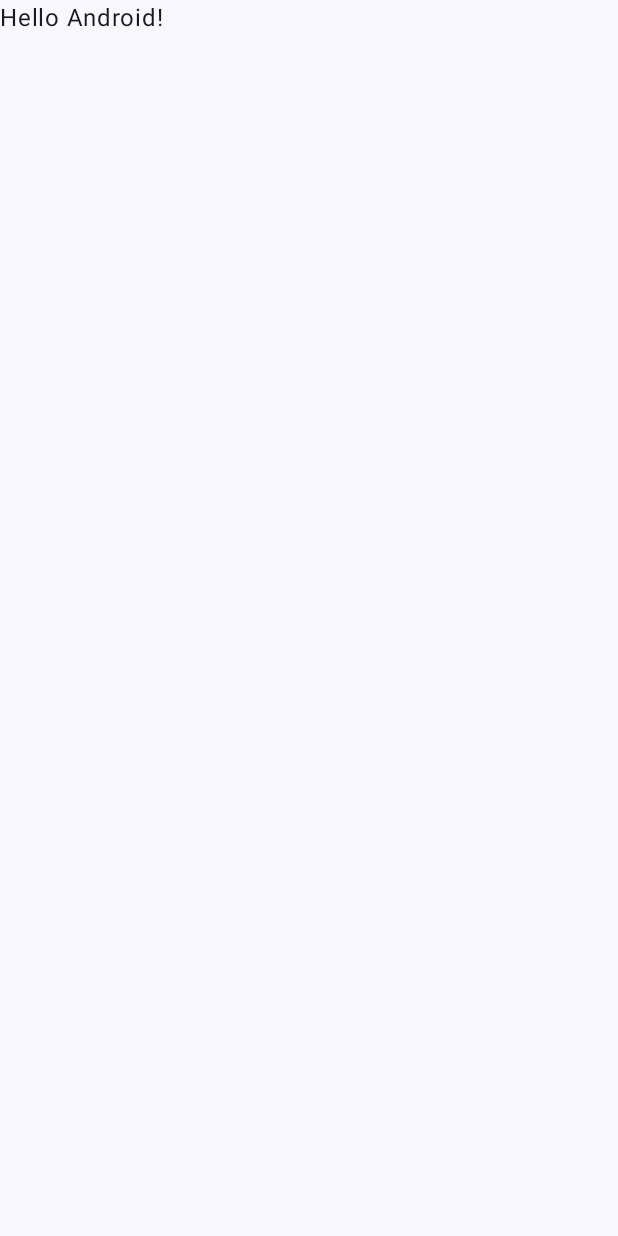
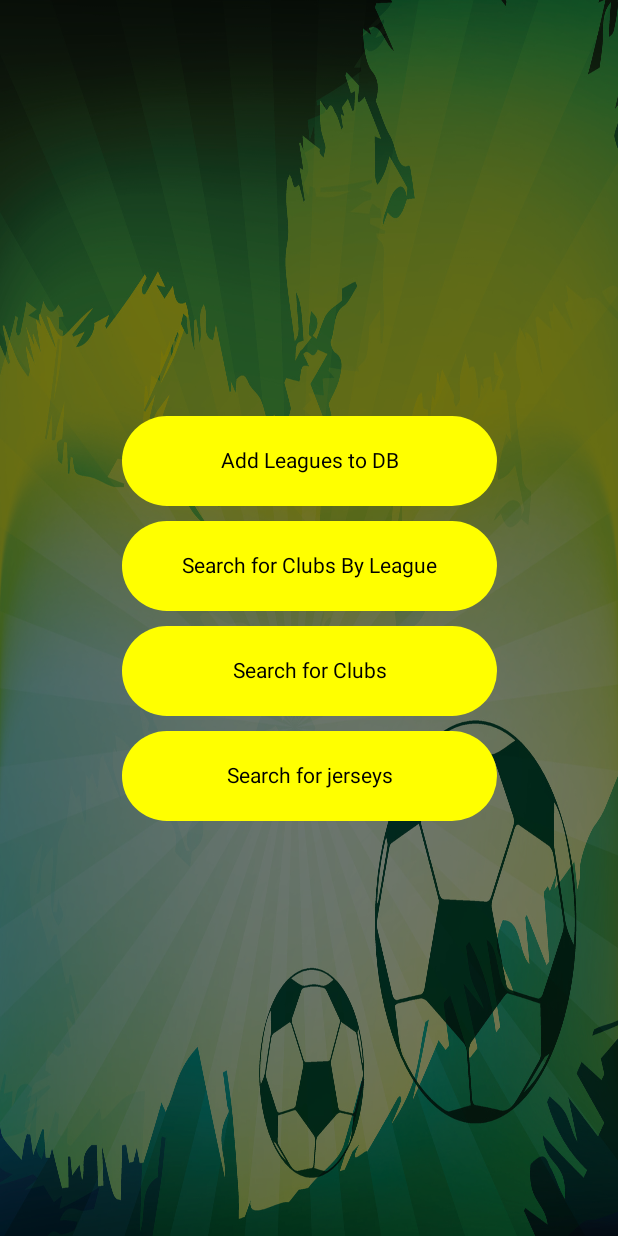
Before and after one commit to pendragon-us/Scoccer_App, an Android app built with Jetpack Compose: the screen it shows after launch (MainActivity), on a phone screen of 412 x 824 dp. Before the commit the screen is almost empty. Run offline under Robolectric (Android 15) with nearby library versions, the light colour scheme and no system bars; our stand-ins replace Room's generated code.

Commit message:
Implemented 1 and 2 (Fullstack)

```diff
--- a/app/build.gradle.kts
+++ b/app/build.gradle.kts
@@ -41,7 +41,7 @@ android {
         compose = true
     }
     composeOptions {
-        kotlinCompilerExtensionVersion = "1.5.1"
+        kotlinCompilerExtensionVersion = "1.5.10"
     }
     packaging {
         resources {
--- /dev/null
+++ b/app/src/main/java/com/example/scoccerapplication/DataBase/AppDataBase.kt
@@ -0,0 +1,14 @@
+package com.example.scoccerapplication.DataBase
+
+import androidx.room.Database
+import androidx.room.RoomDatabase
+import com.example.scoccerapplication.button1_AddLeaguesToDB.League
+import com.example.scoccerapplication.button1_AddLeaguesToDB.LeagueDao
+import com.example.scoccerapplication.button2_SearchForClubsByLeague.Club
+import com.example.scoccerapplication.button2_SearchForClubsByLeague.ClubDao
+
+@Database(entities = [League::class, Club::class], version = 2, exportSchema = false)
+abstract class AppDataBase : RoomDatabase() {
+    abstract fun leagueDao(): LeagueDao
+    abstract fun clubDao(): ClubDao
+}
--- a/app/src/main/java/com/example/scoccerapplication/MainActivity.kt
+++ b/app/src/main/java/com/example/scoccerapplication/MainActivity.kt
@@ -1,47 +1,166 @@
 package com.example.scoccerapplication
 
+import android.content.Intent
 import android.os.Bundle
+import android.util.Log
 import androidx.activity.ComponentActivity
 import androidx.activity.compose.setContent
 import androidx.activity.enableEdgeToEdge
+import androidx.compose.foundation.Image
+import androidx.compose.foundation.background
+import androidx.compose.foundation.layout.Arrangement
+import androidx.compose.foundation.layout.Box
+import androidx.compose.foundation.layout.Column
+import androidx.compose.foundation.layout.Spacer
 import androidx.compose.foundation.layout.fillMaxSize
-import androidx.compose.foundation.layout.padding
-import androidx.compose.material3.Scaffold
+import androidx.compose.foundation.layout.height
+import androidx.compose.foundation.layout.width
+import androidx.compose.material3.Button
+import androidx.compose.material3.ButtonDefaults
+import androidx.compose.material3.SnackbarHost
+import androidx.compose.material3.SnackbarHostState
 import androidx.compose.material3.Text
 import androidx.compose.runtime.Composable
+import androidx.compose.ui.Alignment
 import androidx.compose.ui.Modifier
+import androidx.compose.ui.graphics.Color
+import androidx.compose.ui.layout.ContentScale
+import androidx.compose.ui.platform.LocalContext
+import androidx.compose.ui.platform.LocalLifecycleOwner
+import androidx.compose.ui.res.painterResource
+import androidx.compose.ui.text.TextStyle
 import androidx.compose.ui.tooling.preview.Preview
+import androidx.compose.ui.unit.dp
+import androidx.lifecycle.lifecycleScope
+import androidx.room.Room
+import com.example.scoccerapplication.DataBase.AppDataBase
+import com.example.scoccerapplication.button1_AddLeaguesToDB.leagues
+import com.example.scoccerapplication.button2_SearchForClubsByLeague.SearchForClubsByLeagueScreen
 import com.example.scoccerapplication.ui.theme.ScoccerApplicationTheme
+import kotlinx.coroutines.Dispatchers
+import kotlinx.coroutines.launch
+import kotlinx.coroutines.withContext
 
 class MainActivity : ComponentActivity() {
+
+    private lateinit var appDataBase: AppDataBase
+
     override fun onCreate(savedInstanceState: Bundle?) {
         super.onCreate(savedInstanceState)
         enableEdgeToEdge()
         setContent {
             ScoccerApplicationTheme {
-                Scaffold(modifier = Modifier.fillMaxSize()) { innerPadding ->
-                    Greeting(
-                        name = "Android",
-                        modifier = Modifier.padding(innerPadding)
-                    )
+                DisplayMainMenu()
+            }
+        }
+        appDataBase = Room.databaseBuilder(applicationContext, AppDataBase::class.java, "app_database").build()
+    }
+
+    /**
+     * DisplayMainMenu is the main menu of the app. It contains buttons that allow the user to
+     * add leagues to the database, search for clubs by league, search for clubs, and search for
+     * jerseys.
+     */
+    @Preview(showBackground = true)
+    @Composable
+    fun DisplayMainMenu(){
+        val buttonColor =  ButtonDefaults.buttonColors(containerColor = Color.Yellow)
+        val lifecycleOwner = LocalLifecycleOwner.current
+        val snackBarHostState = SnackbarHostState()
+        val context = LocalContext.current
+
+        Box(modifier = Modifier.fillMaxSize()) {
+            Image(
+                modifier = Modifier.fillMaxSize(),
+                painter = painterResource(id = R.drawable.football),
+                contentDescription = "Soccer App",
+                contentScale = ContentScale.FillBounds
+            )
+            Box(
+                modifier = Modifier
+                    .fillMaxSize()
+                    .background(Color.Black.copy(alpha = 0.5f))
+            )
+
+            Column(
+                modifier = Modifier.fillMaxSize(),
+                verticalArrangement = Arrangement.Center,
+                horizontalAlignment = Alignment.CenterHorizontally
+            ) {
+
+                // Add Leagues to DB button
+                Button(
+                    colors = buttonColor,
+                    modifier = Modifier
+                        .height(60.dp)
+                        .width(250.dp),
+                    onClick = {
+                        try {
+                            lifecycleOwner.lifecycleScope.launch {
+                                withContext(Dispatchers.IO) {
+                                    for (league in leagues) {
+                                        appDataBase.leagueDao().insertLeague(league)
+                                    }
+                                    withContext(Dispatchers.Main) {
+                                        snackBarHostState.showSnackbar(
+                                            message = "Data has been added successfully.",
+                                            actionLabel = "Done"
+                                        )
+                                    }
+                                }
+                            }
+                        }catch (e: Exception){
+                            Log.d("Error", e.toString())
+                        }
+                    },
+                ) {
+                    Text(text = "Add Leagues to DB", style = TextStyle(color = Color.Black))
+                }
+
+                Spacer(modifier = Modifier.height(10.dp))
+
+                // Search for Clubs By League button
+                Button(
+                    colors = buttonColor,
+                    modifier = Modifier
+                        .height(60.dp)
+                        .width(250.dp),
+                    onClick = {
+                        val intent = Intent(context, SearchForClubsByLeagueScreen::class.java)
+                        context.startActivity(intent)
+                    }
+                ) {
+                    Text(text = "Search for Clubs By League",style = TextStyle(color = Color.Black))
+                }
+
+                Spacer(modifier = Modifier.height(10.dp))
+
+                // Search for Clubs button
+                Button(
+                    colors = buttonColor,
+                    modifier = Modifier
+                        .height(60.dp)
+                        .width(250.dp),
+                    onClick = {}
+                ) {
+                    Text(text = "Search for Clubs",style = TextStyle(color = Color.Black))
+                }
+
+                Spacer(modifier = Modifier.height(10.dp))
+
+                // Search for Jerseys button
+                Button(
+                    colors = buttonColor,
+                    modifier = Modifier
+                        .height(60.dp)
+                        .width(250.dp),
+                    onClick = {}
+                ) {
+                    Text(text = "Search for jerseys",style = TextStyle(color = Color.Black))
                 }
             }
+
+            SnackbarHost(hostState = snackBarHostState)
         }
     }
 }
-
-@Composable
-fun Greeting(name: String, modifier: Modifier = Modifier) {
-    Text(
-        text = "Hello $name!",
-        modifier = modifier
-    )
-}
-
-@Preview(showBackground = true)
-@Composable
-fun GreetingPreview() {
-    ScoccerApplicationTheme {
-        Greeting("Android")
-    }
-}
--- /dev/null
+++ b/app/src/main/java/com/example/scoccerapplication/button1_AddLeaguesToDB/LeagueDao.kt
@@ -0,0 +1,11 @@
+package com.example.scoccerapplication.button1_AddLeaguesToDB
+
+import androidx.room.Dao
+import androidx.room.Insert
+import androidx.room.OnConflictStrategy
+
+@Dao
+interface LeagueDao {
+    @Insert(onConflict = OnConflictStrategy.REPLACE)
+    suspend fun insertLeague(league: League)
+}
--- /dev/null
+++ b/app/src/main/java/com/example/scoccerapplication/button2_SearchForClubsByLeague/ClubDao.kt
@@ -0,0 +1,21 @@
+package com.example.scoccerapplication.button2_SearchForClubsByLeague
+
+import androidx.room.Dao
+import androidx.room.Insert
+import androidx.room.OnConflictStrategy
+import androidx.room.Query
+
+@Dao
+interface ClubDao {
+    @Insert(onConflict = OnConflictStrategy.REPLACE)
+    suspend fun insertClub(club: Club)
+
+    @Insert(onConflict = OnConflictStrategy.REPLACE)
+    suspend fun insertAll(clubs: List<Club>)
+
+    @Query("SELECT * FROM club")
+    suspend fun getAllClubs(): List<Club>
+
+    @Query("SELECT * FROM club WHERE LOWER(Name) LIKE LOWER(:search) OR LOWER(strLeague) LIKE LOWER(:search)")
+    suspend fun searchClubs(search: String): List<Club>
+}
--- /dev/null
+++ b/app/src/main/java/com/example/scoccerapplication/button2_SearchForClubsByLeague/ui/theme/Type.kt
@@ -0,0 +1,34 @@
+package com.example.scoccerapplication.button2_SearchForClubsByLeague.ui.theme
+
+import androidx.compose.material3.Typography
+import androidx.compose.ui.text.TextStyle
+import androidx.compose.ui.text.font.FontFamily
+import androidx.compose.ui.text.font.FontWeight
+import androidx.compose.ui.unit.sp
+
+// Set of Material typography styles to start with
+val Typography = Typography(
+    bodyLarge = TextStyle(
+        fontFamily = FontFamily.Default,
+        fontWeight = FontWeight.Normal,
+        fontSize = 16.sp,
+        lineHeight = 24.sp,
+        letterSpacing = 0.5.sp
+    )
+    /* Other default text styles to override
+    titleLarge = TextStyle(
+        fontFamily = FontFamily.Default,
+        fontWeight = FontWeight.Normal,
+        fontSize = 22.sp,
+        lineHeight = 28.sp,
+        letterSpacing = 0.sp
+    ),
+    labelSmall = TextStyle(
+        fontFamily = FontFamily.Default,
+        fontWeight = FontWeight.Medium,
+        fontSize = 11.sp,
+        lineHeight = 16.sp,
+        letterSpacing = 0.5.sp
+    )
+    */
+)
--- a/app/src/main/res/values/strings.xml
+++ b/app/src/main/res/values/strings.xml
@@ -1,3 +1,5 @@
 <resources>
     <string name="app_name">ScoccerApplication</string>
+    <string name="title_activity_search_for_clubs_by_league_screen">SearchForClubsByLeagueScreen
+    </string>
 </resources>
```
Also changed, not shown: app/src/main/AndroidManifest.xml (+6 -1 lines), app/src/main/java/com/example/scoccerapplication/button1_AddLeaguesToDB/League.kt (added, +13 -0 lines), app/src/main/java/com/example/scoccerapplication/button1_AddLeaguesToDB/ListOfLeagues.kt (added, +26 -0 lines), app/src/main/java/com/example/scoccerapplication/button2_SearchForClubsByLeague/Club.kt (added, +24 -0 lines), app/src/main/java/com/example/scoccerapplication/button2_SearchForClubsByLeague/SearchForClubsByLeagueScreen.kt (added, +221 -0 lines), app/src/main/java/com/example/scoccerapplication/button2_SearchForClubsByLeague/ui/theme/Color.kt (added, +11 -0 lines), app/src/main/java/com/example/scoccerapplication/button2_SearchForClubsByLeague/ui/theme/Theme.kt (added, +58 -0 lines), app/src/main/res/drawable/background.jpg (added), app/src/main/res/drawable/football.jpg (added).
